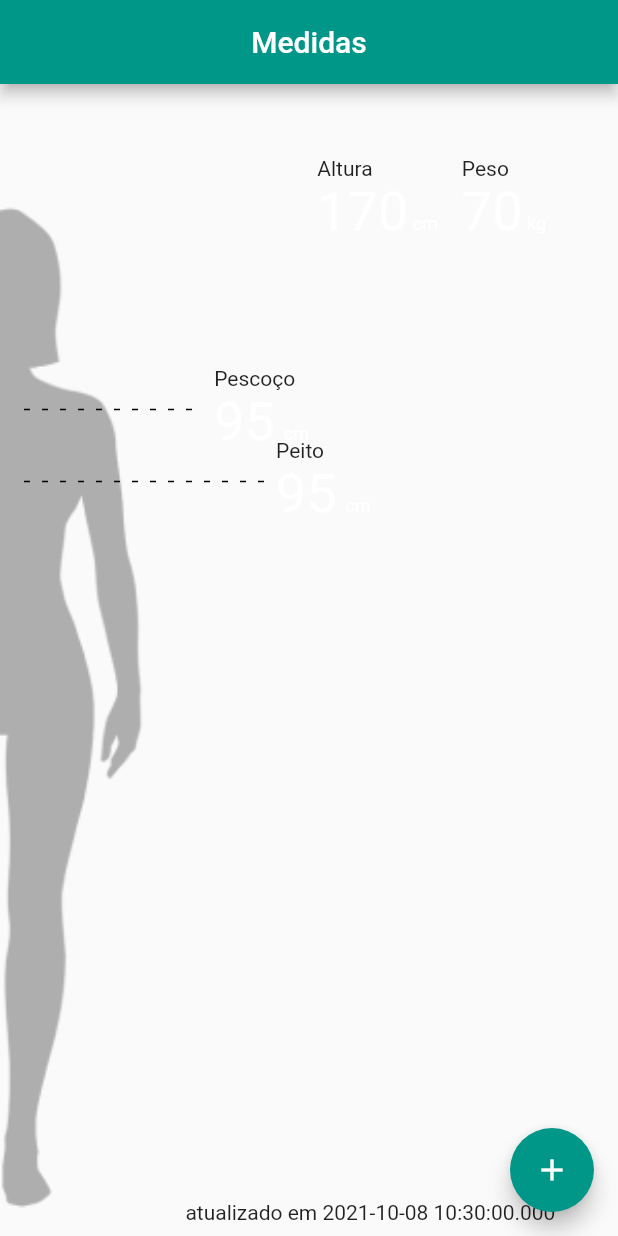
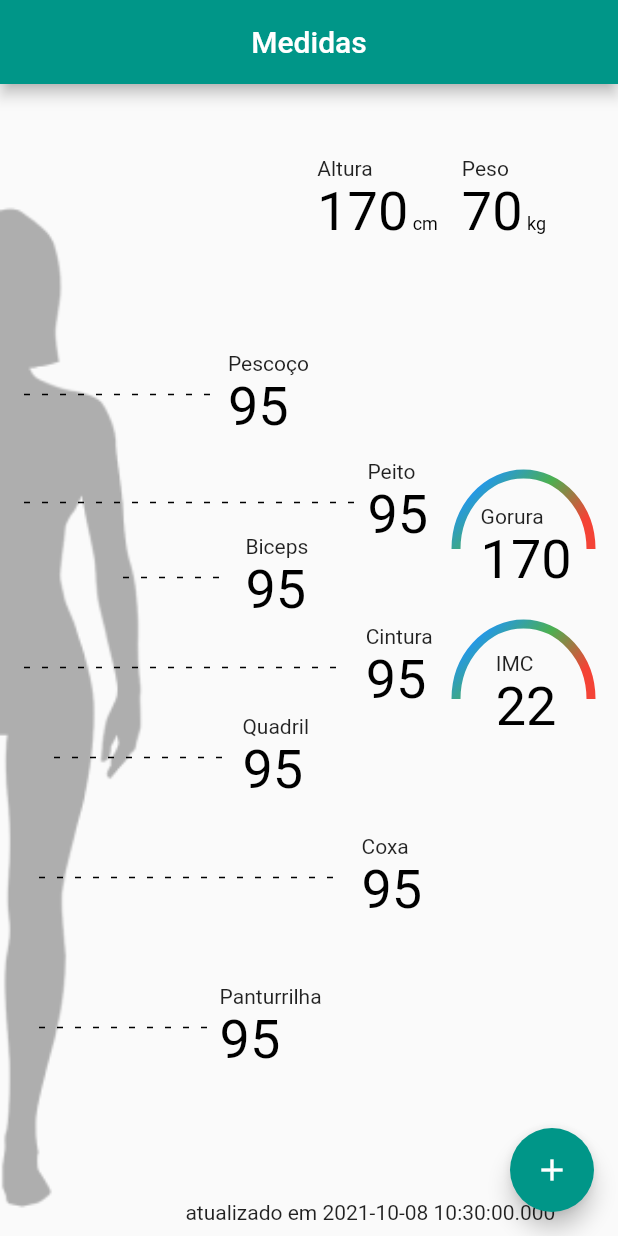
Before and after one commit to comp3034/atividade-1o-bimestre-carinecasagrande, a Flutter app: the screen it shows after launch, on a phone screen of 412 x 824 dp. Run offline on Flutter 3.47's test engine with Material 2 defaults, Android fonts, the phone set to English and light mode, and no system bars; drawn by our look-alikes of dotted_line; our stand-ins replace boxicons, fluttericon, google_fonts, validators; missing offline and left inert: direct_select_flutter, pixel_perfect.

Commit message:
tela de medidas

```diff
--- a/bodyapp/lib/medidas/ui/screens/medidas_screen.dart
+++ b/bodyapp/lib/medidas/ui/screens/medidas_screen.dart
@@ -1,5 +1,7 @@
 import 'package:dotted_line/dotted_line.dart';
 import 'package:flutter/material.dart';
+import 'dart:math' as math;
+import 'dart:ui' as ui;
 
 class MedidasScreen extends StatelessWidget {
   const MedidasScreen({Key? key}) : super(key: key);
@@ -49,20 +51,97 @@ class MedidasScreen extends StatelessWidget {
               ),
             ),
             NestedMeasureWidget(
-              top: 188,
+              top: 178,
               left: 0,
               width: width * .5,
               label: 'Pescoço',
               value: '95',
-              measure: ' cm',
+              measure: '',
             ),
             NestedMeasureWidget(
-              top: 188 + 48,
+              top: 250,
               left: 0,
-              width: width * .6,
+              width: width * .7,
               label: 'Peito',
               value: '95',
-              measure: ' cm',
+              measure: '',
+            ),
+            NestedMeasureWidget(
+              top: 300,
+              left: 66,
+              width: (width - 130) * .5,
+              label: 'Biceps',
+              value: '95',
+              measure: '',
+            ),
+            NestedMeasureWidget(
+              top: 360,
+              left: 0,
+              width: width * .7,
+              label: 'Cintura',
+              value: '95',
+              measure: '',
+            ),
+            NestedMeasureWidget(
+              top: 420,
+              left: 20,
+              width: (width - 40) * .5,
+              label: 'Quadril',
+              value: '95',
+              measure: '',
+            ),
+            NestedMeasureWidget(
+              top: 500,
+              left: 10,
+              width: (width - 20) * .7,
+              label: 'Coxa',
+              value: '95',
+              measure: '',
+            ),
+            NestedMeasureWidget(
+              top: 600,
+              left: 10,
+              width: (width - 120) * .7,
+              label: 'Panturrilha',
+              value: '95',
+              measure: '',
+            ),
+            Positioned(
+              right: 28,
+              top: 280,
+              child: Column(
+                children: [
+                  MeasureLabelWidget(
+                    label: 'Gorura',
+                    value: '170',
+                    measure: '',
+                  ),
+                  Padding(
+                    padding: EdgeInsets.only(top: 40),
+                    child: MeasureLabelWidget(
+                      label: 'IMC',
+                      value: '22',
+                      measure: '',
+                    ),
+                  ),
+                ],
+              ),
+            ),
+            Positioned(
+              right: 28,
+              top: 280,
+              child: CustomPaint(
+                size: Size(80, 80),
+                painter: Arc(),
+              ),
+            ),
+            Positioned(
+              right: 28,
+              top: 380,
+              child: CustomPaint(
+                size: Size(80, 80),
+                painter: Arc(),
+              ),
             ),
           ],
         ),
@@ -72,6 +151,40 @@ class MedidasScreen extends StatelessWidget {
         child: Icon(Icons.add),
       ),
     );
+  }
+}
+
+class Arc extends CustomPainter {
+  @override
+  void paint(Canvas canvas, Size size) {
+    final rect = Rect.fromLTRB(0, -20, 90, 80);
+    final startAngle = -math.pi;
+    final sweepAngle = math.pi;
+    final useCenter = false;
+    final paint = Paint()
+      ..color = Colors.black
+      ..style = PaintingStyle.stroke
+      ..strokeWidth = 6
+      ..shader = ui.Gradient.linear(
+        Offset(0, 0),
+        Offset(80, 80),
+        [
+          Colors.blue,
+          Colors.green,
+          Colors.red,
+        ],
+        [
+          0.0,
+          0.3,
+          0.6,
+        ],
+      );
+    canvas.drawArc(rect, startAngle, sweepAngle, useCenter, paint);
+  }
+
+  @override
+  bool shouldRepaint(CustomPainter old) {
+    return false;
   }
 }
 
@@ -147,6 +260,7 @@ class MeasureLabelWidget extends StatelessWidget {
             text: '$value',
             style: TextStyle(
               fontSize: 36,
+              color: Colors.black,
             ),
             children: [
               TextSpan(
```
Also changed, not shown: bodyapp/pubspec.lock, 7 other files.
